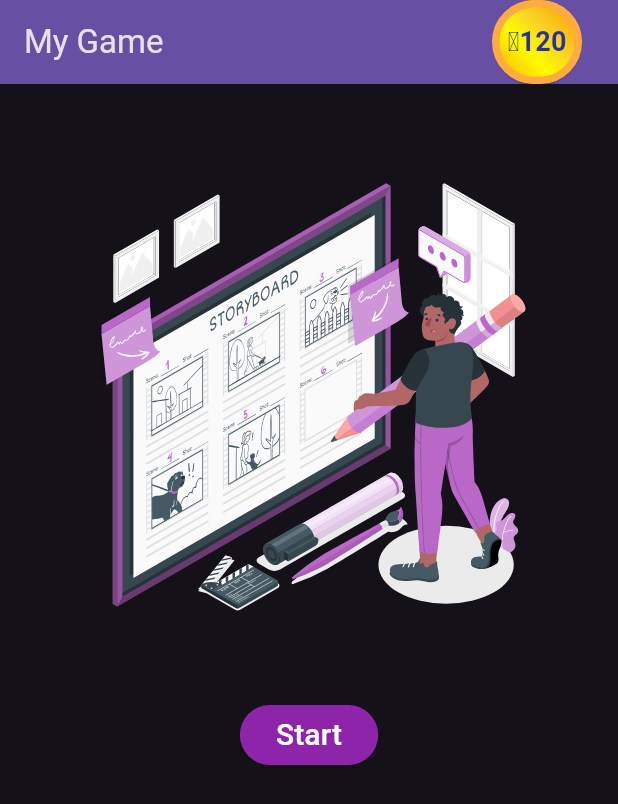
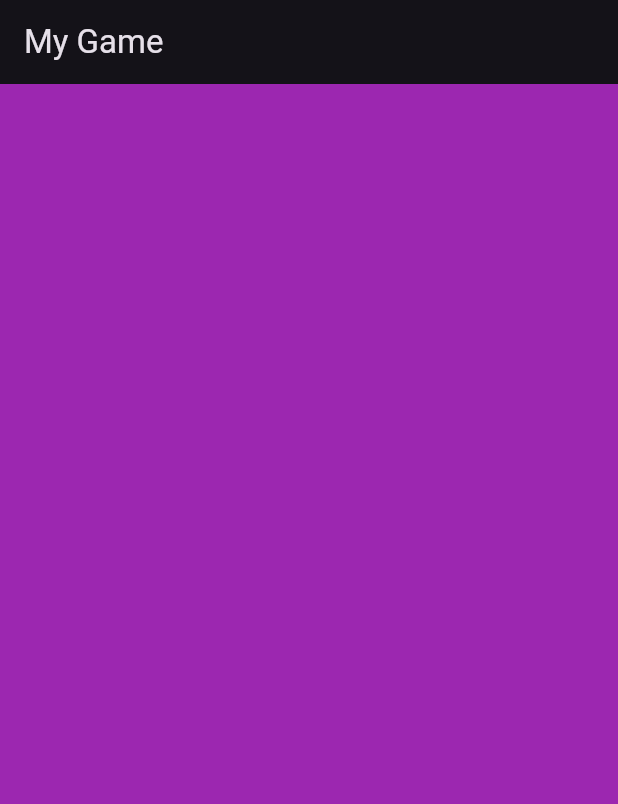
Before and after one commit to fflowio/mobile_game, a Flutter app: the screen it shows after launch, on a phone screen of 412 x 824 dp. Shown: the top 804 px of the screen. Run offline on Flutter 3.47's test engine with Material 3 defaults, Android fonts, the phone set to English and light mode, and no system bars; our stand-ins replace flutter_svg.

Commit message:
Scaffold and solution, made a start on instructions

```diff
--- a/lib/main.dart
+++ b/lib/main.dart
@@ -1,6 +1,6 @@
 import 'package:flutter/material.dart';
 
-import 'views/home_page.dart';
+import 'views/game.dart';
 
 void main() {
   runApp(const MyApp());
@@ -33,7 +33,7 @@ class MyApp extends StatelessWidget {
         useMaterial3: true,
         brightness: Brightness.dark
       ),
-      home: const HomePage(title: 'My Game'),
+      home: const Game(),
     );
   }
 }
--- /dev/null
+++ b/lib/views/game.dart
@@ -0,0 +1,40 @@
+import 'package:flutter/material.dart';
+
+import '../components/image_helpers.dart';
+import '../components/widgets.dart';
+import 'credits.dart';
+
+class Game extends StatefulWidget {
+  const Game({super.key});
+
+  @override
+  State<Game> createState() => _GameState();
+}
+
+class _GameState extends State<Game> {
+
+  Widget game() {
+    return Container(
+      color: Colors.purple,
+      constraints: const BoxConstraints(maxWidth: 450)
+    );
+  }
+
+  @override
+  Widget build(BuildContext context) {
+    // This method is rerun every time setState is called, for instance as done
+    // by the _incrementCounter method above.
+    //
+    // The Flutter framework has been optimized to make rerunning build methods
+    // fast, so that you can just rebuild anything that needs updating rather
+    // than having to individually change instances of widgets.
+    return Scaffold(
+      appBar: AppBar(
+        title: const Text("My Game")
+      ),
+      body: Center(
+        child: game()
+      )
+    );
+  }
+}
--- a/lib/views/home_page.dart
+++ b/lib/views/solution.dart
@@ -4,8 +4,8 @@ import '../components/image_helpers.dart';
 import '../components/widgets.dart';
 import 'credits.dart';
 
-class HomePage extends StatefulWidget {
-  const HomePage({super.key, required this.title});
+class Game extends StatefulWidget {
+  const Game({super.key});
 
   // This widget is the home page of your application. It is stateful, meaning
   // that it has a State object (defined below) that contains fields that affect
@@ -16,13 +16,11 @@ class HomePage extends StatefulWidget {
   // used by the build method of the State. Fields in a Widget subclass are
   // always marked "final".
 
-  final String title;
-
   @override
-  State<HomePage> createState() => _HomePageState();
+  State<Game> createState() => _GameState();
 }
 
-class _HomePageState extends State<HomePage> {
+class _GameState extends State<Game> {
   int _coins = 120;
   int _setCount = 0;
   String _showContents = "default";
@@ -221,13 +219,8 @@ class _HomePageState extends State<HomePage> {
     // than having to individually change instances of widgets.
     return Scaffold(
       appBar: AppBar(
-        // TRY THIS: Try changing the color here to a specific color (to
-        // Colors.amber, perhaps?) and trigger a hot reload to see the AppBar
-        // change color while the other colors stay the same.
         backgroundColor: Theme.of(context).colorScheme.inversePrimary,
-        // Here we take the value from the HomePage object that was created by
-        // the App.build method, and use it to set our appbar title.
-        title: Text(widget.title),
+        title: const Text("My Game"),
         actions: [Widgets.numberIcon(_coins)]
       ),
       body: Center(
```
Also changed, not shown: img.png (added), img_1.png (added), 1 other file.
